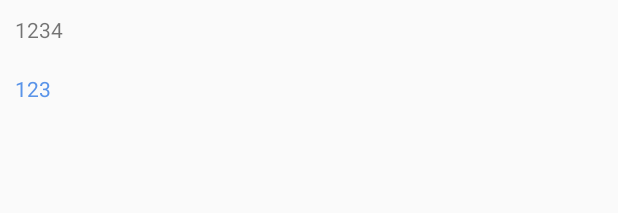
After one commit to dapengyou/Health, an Android app: the layout layout_expandable.xml on its own in the app's theme, with its tools: preview values and no code run, on a phone screen of 412 x 824 dp. The commit adds this screen. Shown: the top 213 px of the screen. Run offline under Robolectric (Android 15) with nearby library versions, the phone set to English and light mode, and no system bars.

Commit message:
仿朋友圈的文字收起和展开

```diff
--- /dev/null
+++ b/app/src/main/res/layout/layout_expandable.xml
@@ -0,0 +1,21 @@
+<?xml version="1.0" encoding="utf-8"?>
+<LinearLayout xmlns:android="http://schemas.android.com/apk/res/android"
+    android:layout_width="match_parent"
+    android:layout_height="match_parent"
+    android:orientation="vertical">
+
+    <TextView
+        android:id="@+id/tv_content"
+        android:layout_width="match_parent"
+        android:layout_height="wrap_content"
+        android:padding="10dp"
+        android:text="1234" />
+
+    <TextView
+        android:id="@+id/tv_expand"
+        android:layout_width="wrap_content"
+        android:layout_height="wrap_content"
+        android:padding="10dp"
+        android:textColor="@color/blue"
+        android:text="123" />
+</LinearLayout>
```
Also changed, not shown: app/src/main/java/com/test/health/ui/fragment/HospitalFragment.java (+5 -0 lines), app/src/main/java/com/test/health/wight/ExpandableTextView.java (added, +120 -0 lines), app/src/main/res/layout/pop_list.xml (+12 -4 lines), app/src/main/res/values/attrs.xml (added, +7 -0 lines).
